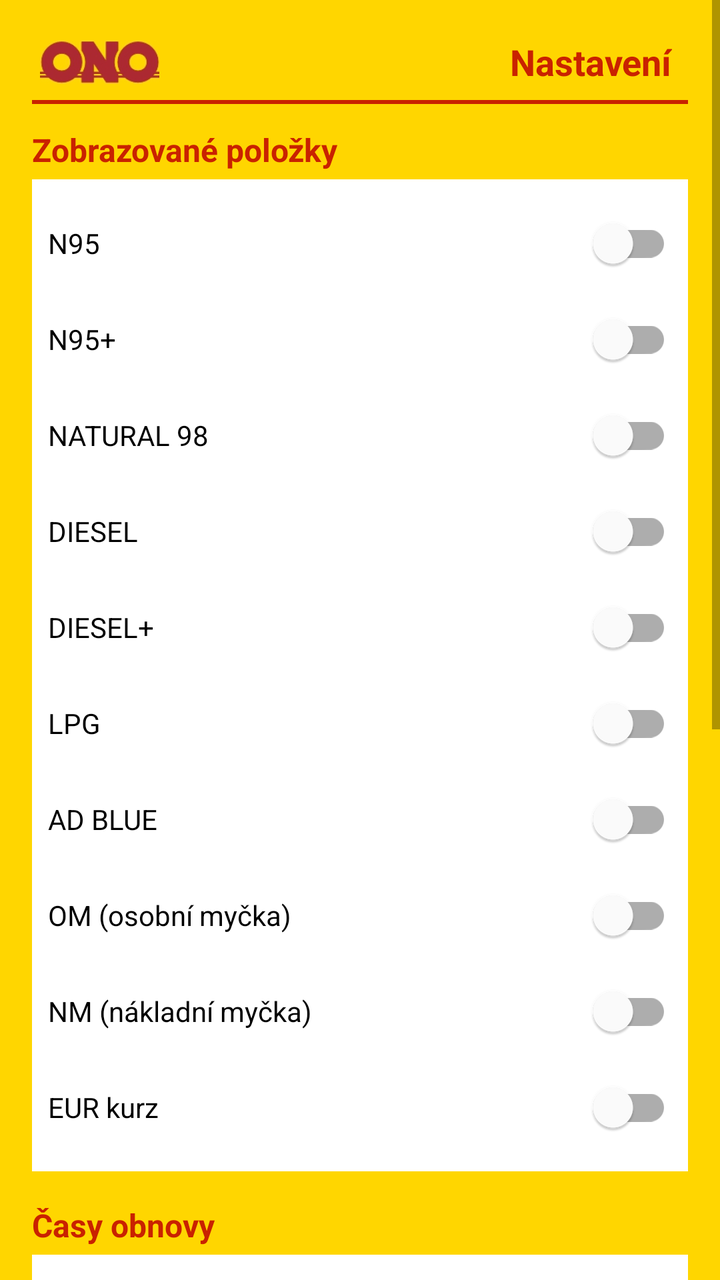
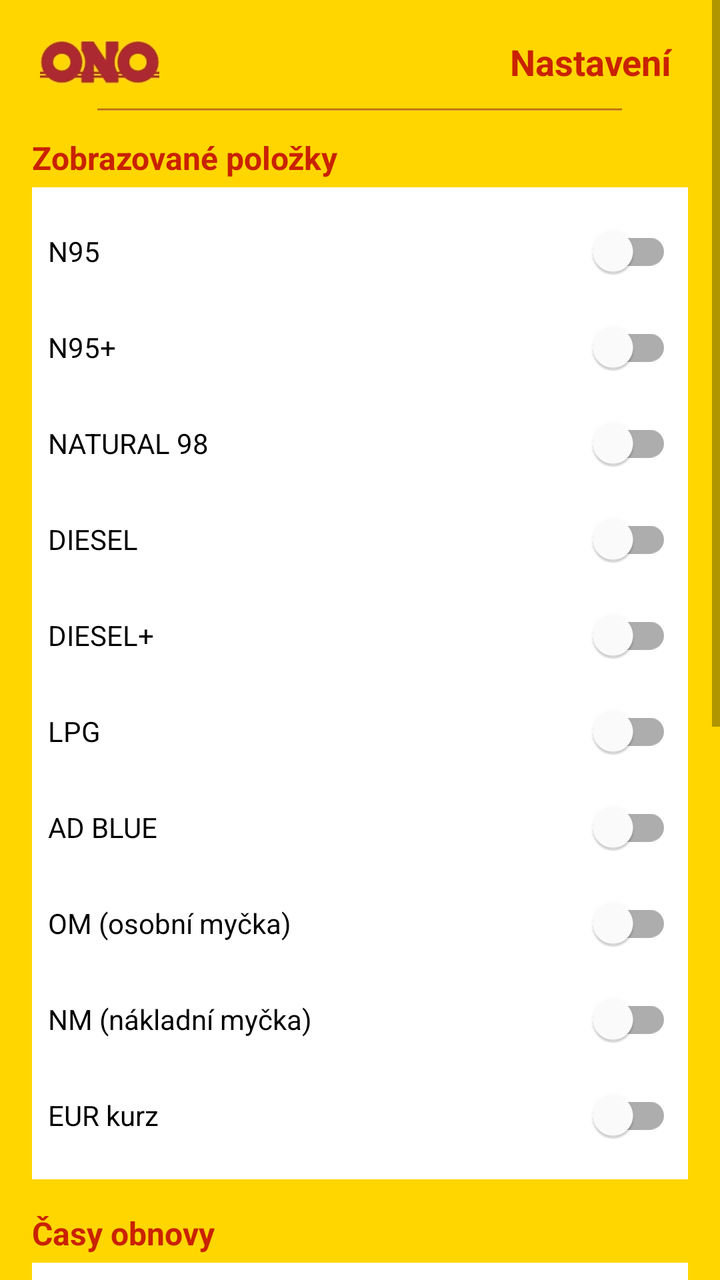

Two renders of the same Android screen: before a commit and after it. Below are the layout's source before the change and the commit's diff.
<!-- AndroidManifest.xml: activity theme Theme.TankONOWidget -->
<!-- res/layout/activity_main.xml -->
<?xml version="1.0" encoding="utf-8"?>

<ScrollView xmlns:android="http://schemas.android.com/apk/res/android"
    xmlns:app="http://schemas.android.com/apk/res-auto"
    android:layout_width="match_parent"
    android:layout_height="match_parent"
    android:background="@color/yellow">

    <LinearLayout
        android:layout_width="match_parent"
        android:layout_height="wrap_content"
        android:orientation="vertical"
        android:padding="16dp">

        
        <LinearLayout
            android:layout_width="match_parent"
            android:layout_height="30dp"
            android:orientation="horizontal"
            android:gravity="center_vertical"
            android:background="@color/yellow">

            <ImageView
                android:layout_width="0dp"
                android:layout_height="22dp"
                android:layout_weight="1"
                android:src="@drawable/logo_text"
                android:scaleType="fitStart"
                android:adjustViewBounds="true"
                android:paddingStart="4dp"
                android:contentDescription="ONO text" />

            <TextView
                android:layout_width="wrap_content"
                android:layout_height="match_parent"
                android:text="Nastavení"
                android:textSize="18sp"
                android:textColor="@color/red"
                android:textStyle="bold"
                android:gravity="center_vertical"
                android:paddingEnd="8dp" />

        </LinearLayout>

        
        <LinearLayout
            android:layout_width="match_parent"
            android:layout_height="wrap_content"
            android:orientation="horizontal"
            android:layout_marginTop="4dp"
            android:layout_marginBottom="4dp">

            <View
                android:layout_width="0dp"
                android:layout_weight="1"
                android:layout_height="2dp"
                android:background="@color/red" />

            <View
                android:layout_width="0dp"
                android:layout_weight="3"
                android:layout_height="2dp"
                android:background="@color/red" />

            <View
                android:layout_width="0dp"
                android:layout_weight="1"
                android:layout_height="2dp"
                android:background="@color/red" />

        </LinearLayout>

        
        <TextView
            android:layout_width="wrap_content"
            android:layout_height="wrap_content"
            android:text="Zobrazované položky"
            android:textSize="16sp"
            android:textStyle="bold"
            android:textColor="@color/red"
            android:layout_marginTop="8dp" />

        <LinearLayout
            android:layout_width="match_parent"
            android:layout_height="wrap_content"
            android:orientation="vertical"
            android:background="#FFFFFF"
            android:padding="8dp"
            android:layout_marginTop="4dp">

            <com.google.android.material.switchmaterial.SwitchMaterial
                android:id="@+id/switch_n95"
                android:layout_width="match_parent"
                android:layout_height="wrap_content"
                android:text="N95" />

            <com.google.android.material.switchmaterial.SwitchMaterial
                android:id="@+id/switch_n95p"
                android:layout_width="match_parent"
                android:layout_height="wrap_content"
                android:text="N95+" />

            <com.google.android.material.switchmaterial.SwitchMaterial
                android:id="@+id/switch_n98"
                android:layout_width="match_parent"
                android:layout_height="wrap_content"
                android:text="NATURAL 98" />

            <com.google.android.material.switchmaterial.SwitchMaterial
                android:id="@+id/switch_diesel"
                android:layout_width="match_parent"
                android:layout_height="wrap_content"
                android:text="DIESEL" />

            <com.google.android.material.switchmaterial.SwitchMaterial
                android:id="@+id/switch_diesel_plus"
                android:layout_width="match_parent"
                android:layout_height="wrap_content"
                android:text="DIESEL+" />

            <com.google.android.material.switchmaterial.SwitchMaterial
                android:id="@+id/switch_lpg"
                android:layout_width="match_parent"
                android:layout_height="wrap_content"
                android:text="LPG" />

            <com.google.android.material.switchmaterial.SwitchMaterial
                android:id="@+id/switch_adblue"
                android:layout_width="match_parent"
                android:layout_height="wrap_content"
                android:text="AD BLUE" />

            <com.google.android.material.switchmaterial.SwitchMaterial
                android:id="@+id/switch_om"
                android:layout_width="match_parent"
                android:layout_height="wrap_content"
                android:text="OM (osobní myčka)" />

            <com.google.android.material.switchmaterial.SwitchMaterial
                android:id="@+id/switch_nm"
                android:layout_width="match_parent"
                android:layout_height="wrap_content"
                android:text="NM (nákladní myčka)" />

            <com.google.android.material.switchmaterial.SwitchMaterial
                android:id="@+id/switch_euro"
                android:layout_width="match_parent"
                android:layout_height="wrap_content"
                android:text="EUR kurz" />

        </LinearLayout>

        
        <TextView
            android:layout_width="wrap_content"
            android:layout_height="wrap_content"
            android:text="Časy obnovy"
            android:textSize="16sp"
            android:textStyle="bold"
            android:textColor="@color/red"
            android:layout_marginTop="16dp" />

        <LinearLayout
            android:layout_width="match_parent"
            android:layout_height="wrap_content"
            android:orientation="vertical"
            android:background="#FFFFFF"
            android:padding="8dp"
            android:layout_marginTop="4dp">

            <LinearLayout
                android:layout_width="match_parent"
                android:layout_height="wrap_content"
                android:orientation="horizontal"
                android:layout_marginBottom="4dp">
                <TextView
                    android:layout_width="120dp"
                    android:layout_height="wrap_content"
                    android:text="Začátek špičky:" />
                <EditText
                    android:id="@+id/et_peak_start"
                    android:layout_width="0dp"
                    android:layout_weight="1"
                    android:layout_height="wrap_content"
                    android:inputType="text"
                    android:text="14:30" />
            </LinearLayout>

            <LinearLayout
                android:layout_width="match_parent"
                android:layout_height="wrap_content"
                android:orientation="horizontal"
                android:layout_marginBottom="4dp">
                <TextView
                    android:layout_width="120dp"
                    android:layout_height="wrap_content"
                    android:text="Konec špičky:" />
                <EditText
                    android:id="@+id/et_peak_end"
                    android:layout_width="0dp"
                    android:layout_weight="1"
                    android:layout_height="wrap_content"
                    android:inputType="text"
                    android:text="16:00" />
            </LinearLayout>

            <LinearLayout
                android:layout_width="match_parent"
                android:layout_height="wrap_content"
                android:orientation="horizontal"
                android:layout_marginBottom="4dp">
                <TextView
                    android:layout_width="120dp"
                    android:layout_height="wrap_content"
                    android:text="Interval špička (min):" />
                <EditText
                    android:id="@+id/et_peak_interval"
                    android:layout_width="0dp"
                    android:layout_weight="1"
                    android:layout_height="wrap_content"
                    android:inputType="number"
                    android:text="10" />
            </LinearLayout>

            <LinearLayout
                android:layout_width="match_parent"
                android:layout_height="wrap_content"
                android:orientation="horizontal">
                <TextView
                    android:layout_width="120dp"
                    android:layout_height="wrap_content"
                    android:text="Interval mimo (min):" />
                <EditText
                    android:id="@+id/et_off_peak_interval"
                    android:layout_width="0dp"
                    android:layout_weight="1"
                    android:layout_height="wrap_content"
                    android:inputType="number"
                    android:text="60" />
            </LinearLayout>

        </LinearLayout>

        
        <TextView
            android:layout_width="wrap_content"
            android:layout_height="wrap_content"
            android:text="Vzhled"
            android:textSize="16sp"
            android:textStyle="bold"
            android:textColor="@color/red"
            android:layout_marginTop="16dp" />

        <LinearLayout
            android:layout_width="match_parent"
            android:layout_height="wrap_content"
            android:orientation="vertical"
            android:background="#FFFFFF"
            android:padding="8dp"
            android:layout_marginTop="4dp">

            <com.google.android.material.switchmaterial.SwitchMaterial
                android:id="@+id/switch_hide_icon"
                android:layout_width="match_parent"
                android:layout_height="wrap_content"
                android:text="Skrýt ikonu ze seznamu aplikací" />

        </LinearLayout>

        
        <LinearLayout
            android:layout_width="match_parent"
            android:layout_height="wrap_content"
            android:orientation="horizontal"
            android:layout_marginTop="16dp">

            <Button
                android:id="@+id/btn_save"
                android:layout_width="0dp"
                android:layout_weight="1"
                android:layout_height="wrap_content"
                android:text="Uložit"
                android:backgroundTint="@color/red"
                android:layout_marginEnd="8dp" />

            <Button
                android:id="@+id/btn_update_now"
                android:layout_width="0dp"
                android:layout_weight="1"
                android:layout_height="wrap_content"
                android:text="Aktualizovat nyní"
                android:backgroundTint="@color/red" />

        </LinearLayout>

        
        <LinearLayout
            android:layout_width="match_parent"
            android:layout_height="wrap_content"
            android:orientation="horizontal"
            android:layout_marginTop="8dp">

            <Button
                android:id="@+id/btn_show_log"
                android:layout_width="0dp"
                android:layout_weight="1"
                android:layout_height="wrap_content"
                android:text="Zobrazit log"
                android:backgroundTint="@color/red"
                android:layout_marginEnd="4dp" />

            <Button
                android:id="@+id/btn_export_log"
                android:layout_width="0dp"
                android:layout_weight="1"
                android:layout_height="wrap_content"
                android:text="Export log"
                android:backgroundTint="@color/red"
                android:layout_marginStart="4dp"
                android:layout_marginEnd="4dp" />

            <Button
                android:id="@+id/btn_clear_log"
                android:layout_width="0dp"
                android:layout_weight="1"
                android:layout_height="wrap_content"
                android:text="Smazat log"
                android:backgroundTint="@color/red"
                android:layout_marginStart="4dp" />

        </LinearLayout>

        
        <TextView
            android:id="@+id/tv_last_update"
            android:layout_width="match_parent"
            android:layout_height="wrap_content"
            android:text="Poslední změna cen: --\nPoslední aktualizace: --"
            android:textSize="12sp"
            android:textColor="#666666"
            android:gravity="center"
            android:layout_marginTop="16dp" />

    </LinearLayout>

</ScrollView>
<!-- resources referenced by this layout -->
<resources>
  <color name="red">#C92200</color>
  <color name="yellow">#FFD600</color>
  <!-- drawable logo_text: jpg bitmap (drawable-hdpi, 9158 bytes) -->
  <style name="Theme.TankONOWidget" parent="Theme.MaterialComponents.DayNight.NoActionBar">
          <item name="colorPrimary">@color/tankono_red</item>
          <item name="colorPrimaryVariant">@color/tankono_red</item>
          <item name="colorOnPrimary">@color/white</item>
          <item name="colorSecondary">@color/tankono_yellow</item>
          <item name="colorSecondaryVariant">@color/tankono_yellow</item>
          <item name="colorOnSecondary">@color/black</item>
          <item name="android:statusBarColor">@color/tankono_red</item>
      </style>
  <color name="tankono_red">#C92200</color>
  <color name="white">#FFFFFF</color>
  <color name="tankono_yellow">#FFD600</color>
  <color name="black">#000000</color>
</resources>

<!-- the commit's change to res/layout/activity_main.xml (unified diff, before → after) -->
@@ -26,7 +26,6 @@
                 android:layout_weight="1"
                 android:src="@drawable/logo_text"
                 android:scaleType="fitStart"
-                android:adjustViewBounds="true"
                 android:paddingStart="4dp"
                 android:contentDescription="ONO text" />
 
@@ -53,20 +52,20 @@
             <View
                 android:layout_width="0dp"
                 android:layout_weight="1"
-                android:layout_height="2dp"
-                android:background="@color/red" />
+                android:layout_height="1dp" />
+
+            <ImageView
+                android:layout_width="0dp"
+                android:layout_weight="8"
+                android:layout_height="6dp"
+                android:src="@drawable/logo_linka"
+                android:scaleType="fitXY"
+                android:contentDescription="Linka" />
 
             <View
                 android:layout_width="0dp"
-                android:layout_weight="3"
-                android:layout_height="2dp"
-                android:background="@color/red" />
-
-            <View
-                android:layout_width="0dp"
-                android:layout_weight="1"
-                android:layout_height="2dp"
-                android:background="@color/red" />
+                android:layout_weight="1"
+                android:layout_height="1dp" />
 
         </LinearLayout>
 
<!-- resource entries referenced after the edit -->
@@ -2,6 +2,7 @@
 <resources>
   <color name="red">#C92200</color>
   <color name="yellow">#FFD600</color>
+  <!-- drawable logo_linka: jpg bitmap (drawable-hdpi, 402 bytes) -->
   <!-- drawable logo_text: jpg bitmap (drawable-hdpi, 9158 bytes) -->
   <style name="Theme.TankONOWidget" parent="Theme.MaterialComponents.DayNight.NoActionBar">
           <item name="colorPrimary">@color/tankono_red</item>
